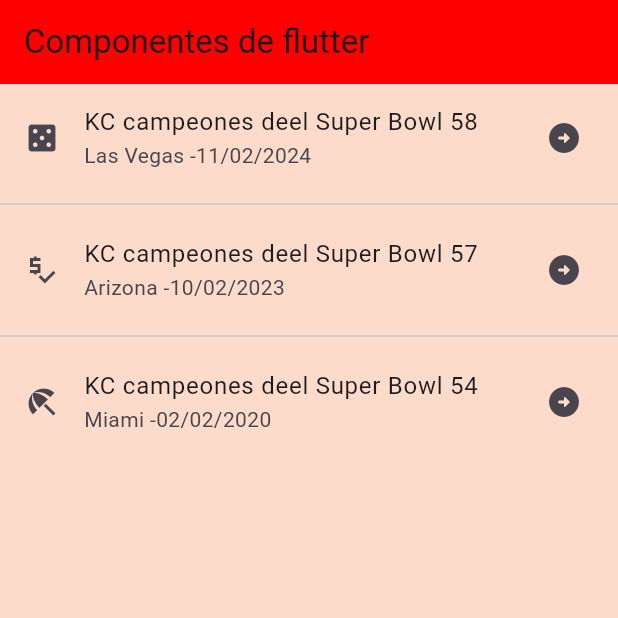
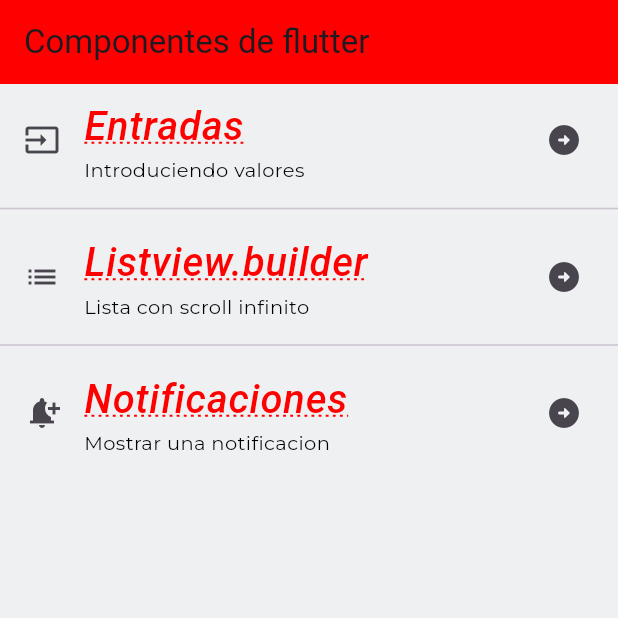
Before and after one commit to Zuleyma29/practica3Gaby, a Flutter app: the screen it shows after launch, on a phone screen of 412 x 824 dp, the top half of it. Run offline on Flutter 3.47's test engine with Material 3 defaults, Android fonts, the phone set to English and light mode, and no system bars; our stand-ins replace google_fonts; Roboto replaces fonts that are missing (Zeyada).

Commit message:
Adding GoogleFonts and TextTheme

```diff
--- a/lib/screens/home_screen.dart
+++ b/lib/screens/home_screen.dart
@@ -1,4 +1,6 @@
 import 'package:flutter/material.dart';
+import 'package:practica3ver2/theme/app_theme.dart';
+
 
 class HomeScreen extends StatelessWidget {
   const HomeScreen({super.key});
@@ -10,26 +12,40 @@
         title: const Text('Componentes de flutter'),
       ),
       body: ListView(
-        children: const <Widget>[
+        children:  <Widget>[
           ListTile(
-            title: Text('KC campeones deel Super Bowl 58'),
-            subtitle: Text('Las Vegas -11/02/2024'),
-            leading: Icon(Icons.casino),
-            trailing: Icon(Icons.arrow_circle_right_rounded),
+            title: Text(
+              'Entradas',
+              //style: Theme.of(context).textTheme.headlineLarge,
+              style: AppTheme.lightTheme.textTheme.headlineLarge,
+              ),
+            subtitle: Text('Introduciendo valores',
+            style: AppTheme.lightTheme.textTheme.bodySmall,
+            ),
+            leading: const Icon(Icons.input),
+            trailing: const Icon(Icons.arrow_circle_right_rounded),
           ),
-          Divider(),
-          ListTile(
-            title: Text('KC campeones deel Super Bowl 57'),
-            subtitle: Text('Arizona -10/02/2023'),
-            leading: Icon(Icons.price_check_sharp),
-            trailing: Icon(Icons.arrow_circle_right_rounded),
+          const Divider(),
+           ListTile(
+            title:  Text('Listview.builder',
+            style: AppTheme.lightTheme.textTheme.headlineLarge,
+            ),
+            subtitle:Text('Lista con scroll infinito',
+            style: AppTheme.lightTheme.textTheme.bodySmall,
+            ),
+            leading: const Icon(Icons.list),
+            trailing: const Icon(Icons.arrow_circle_right_rounded),
           ),
-          Divider(),
-          ListTile(
-            title: Text('KC campeones deel Super Bowl 54'),
-            subtitle: Text('Miami -02/02/2020'),
-            leading: Icon(Icons.beach_access),
-            trailing: Icon(Icons.arrow_circle_right_rounded),
+          const Divider(),
+           ListTile(
+            title: Text('Notificaciones',
+            style: AppTheme.lightTheme.textTheme.headlineLarge,
+            ),
+            subtitle:  Text('Mostrar una notificacion',
+            style: AppTheme.lightTheme.textTheme.bodySmall,
+            ),
+            leading: const Icon(Icons.notification_add),
+            trailing: const Icon(Icons.arrow_circle_right_rounded),
           ),
         ],
      ),
--- a/lib/theme/app_theme.dart
+++ b/lib/theme/app_theme.dart
@@ -1,16 +1,40 @@
 // Definicion de los temas de estilos de una app
 import 'package:flutter/material.dart';
+import 'package:google_fonts/google_fonts.dart';
 
 class AppTheme{
   //Constante de color primario
   static const primaryColor = Color.fromARGB(255,255,0,0);
+  // Constante de color secundario
+  static const secondaryColor=Colors.black;
+
   //Constante de color de fondo
-  static const backColor = Color.fromARGB(218, 253, 213, 193);
+  static const backColor = Color.fromARGB(238, 237, 239, 240);
+
   //Constante de tema
   static final ThemeData lightTheme = ThemeData.light().copyWith(
     scaffoldBackgroundColor: backColor,
     appBarTheme: const AppBarTheme(
       color: primaryColor,
     ),
+    textTheme: TextTheme(
+      // Titulos muy grandes
+      headlineLarge: GoogleFonts.zeyada(
+        color: primaryColor,
+        fontSize: 26.5,
+        fontWeight: FontWeight.w500,
+        fontStyle: FontStyle.italic,
+        decoration: TextDecoration.underline,
+        decorationColor: primaryColor,
+        decorationStyle: TextDecorationStyle.dotted,
+        decorationThickness: 1.0,
+      ),
+      //Estilo para exto muy pequeno
+      bodySmall:GoogleFonts.montserrat(
+        color:secondaryColor,
+        fontSize: 13.0
+
+      )
+    ),
   );
 }
--- a/pubspec.yaml
+++ b/pubspec.yaml
@@ -9,11 +9,12 @@
 dependencies:
   flutter:
     sdk: flutter
+  google_fonts: ^6.1.0
 
 dev_dependencies:
   flutter_test:
     sdk: flutter
-  flutter_lints: ^2.0.0
+  flutter_lints: ^3.0.1
 
 flutter:
   uses-material-design: true
```
Also changed, not shown: pubspec.lock, 1 other file.
